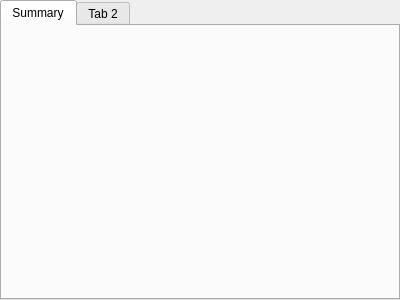
Qt form src/wri_project.ui (wbyoussef/wRI) before a commit.
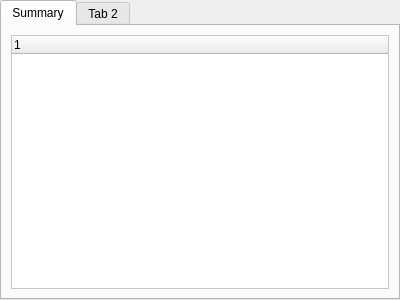
The same form after that commit.

```diff
--- a/src/wri_project.ui
+++ b/src/wri_project.ui
@@ -31,10 +31,88 @@
    </property>
    <item row="0" column="0">
     <widget class="QTabWidget" name="tabWidget">
+     <property name="palette">
+      <palette>
+       <active>
+        <colorrole role="Base">
+         <brush brushstyle="SolidPattern">
+          <color alpha="255">
+           <red>255</red>
+           <green>255</green>
+           <blue>255</blue>
+          </color>
+         </brush>
+        </colorrole>
+        <colorrole role="Window">
+         <brush brushstyle="SolidPattern">
+          <color alpha="255">
+           <red>255</red>
+           <green>255</green>
+           <blue>255</blue>
+          </color>
+         </brush>
+        </colorrole>
+       </active>
+       <inactive>
+        <colorrole role="Base">
+         <brush brushstyle="SolidPattern">
+          <color alpha="255">
+           <red>255</red>
+           <green>255</green>
+           <blue>255</blue>
+          </color>
+         </brush>
+        </colorrole>
+        <colorrole role="Window">
+         <brush brushstyle="SolidPattern">
+          <color alpha="255">
+           <red>255</red>
+           <green>255</green>
+           <blue>255</blue>
+          </color>
+         </brush>
+        </colorrole>
+       </inactive>
+       <disabled>
+        <colorrole role="Base">
+         <brush brushstyle="SolidPattern">
+          <color alpha="255">
+           <red>255</red>
+           <green>255</green>
+           <blue>255</blue>
+          </color>
+         </brush>
+        </colorrole>
+        <colorrole role="Window">
+         <brush brushstyle="SolidPattern">
+          <color alpha="255">
+           <red>255</red>
+           <green>255</green>
+           <blue>255</blue>
+          </color>
+         </brush>
+        </colorrole>
+       </disabled>
+      </palette>
+     </property>
+     <property name="currentIndex">
+      <number>0</number>
+     </property>
      <widget class="QWidget" name="tab">
       <attribute name="title">
        <string>Summary</string>
       </attribute>
+      <layout class="QGridLayout" name="gridLayout_2">
+       <item row="0" column="0">
+        <widget class="QTreeWidget" name="treeWidget">
+         <column>
+          <property name="text">
+           <string notr="true">1</string>
+          </property>
+         </column>
+        </widget>
+       </item>
+      </layout>
      </widget>
      <widget class="QWidget" name="tab_2">
       <attribute name="title">
```
